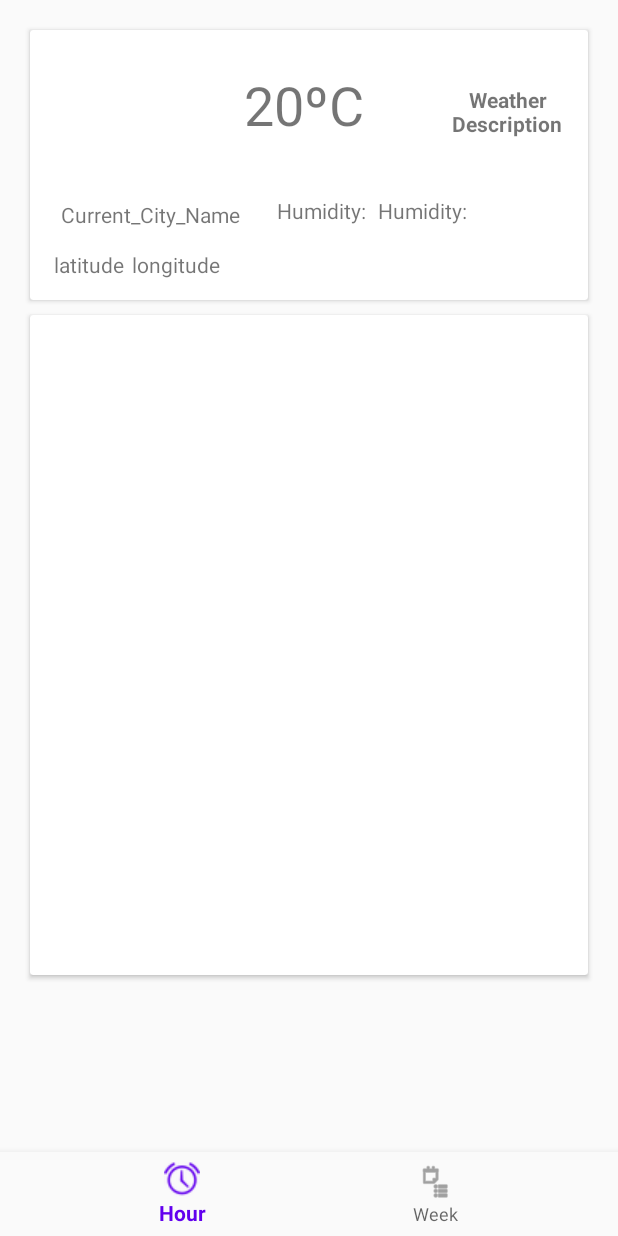
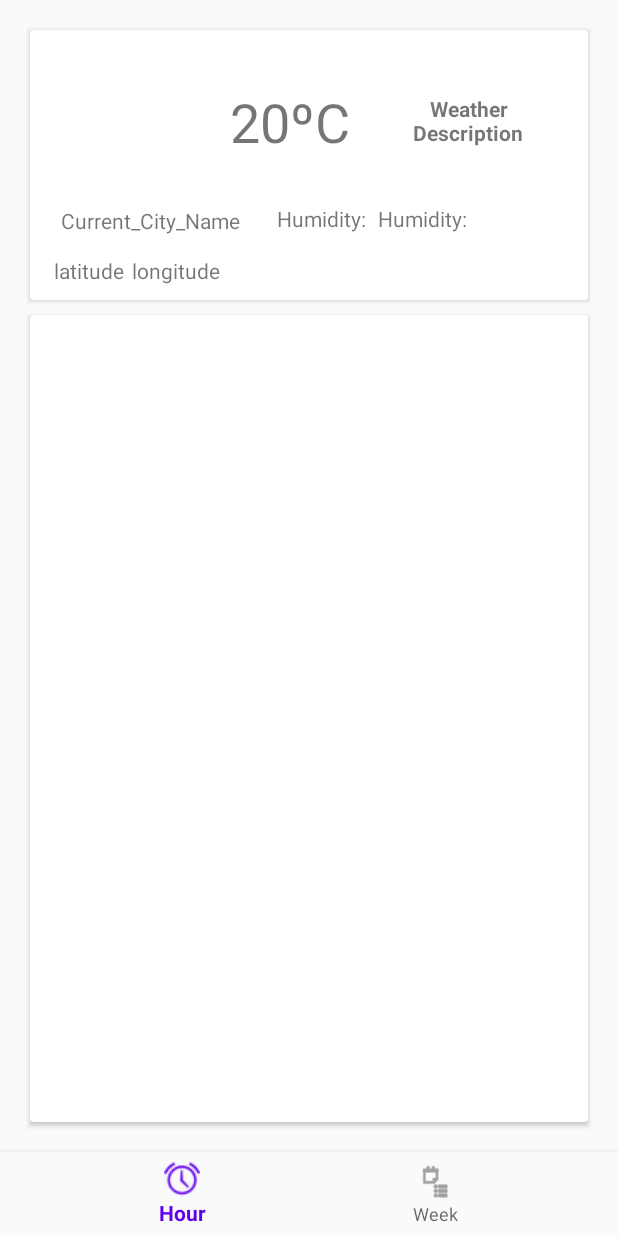
Before and after one commit to MarcSerraG/MobileAPPWeather, an Android app: the CityWeatherHourFragment screen opened directly, with no data from a screen before it, on a phone screen of 412 x 824 dp. Run offline under Robolectric (Android 15) with nearby library versions, the phone set to English and light mode, and no system bars; pictures from the network do not load; 12 statements that could not run were skipped.

Commit message:
Fixed some UI stuff

```diff
--- a/app/src/main/res/layout/city_weather_hour_fragment.xml
+++ b/app/src/main/res/layout/city_weather_hour_fragment.xml
@@ -30,11 +30,12 @@
                 android:id="@+id/im_current_weather"
                 android:layout_width="102dp"
                 android:layout_height="99dp"
-                android:layout_marginStart="16dp"
                 app:layout_constraintBottom_toBottomOf="parent"
+                app:layout_constraintEnd_toEndOf="parent"
+                app:layout_constraintHorizontal_bias="0.025"
                 app:layout_constraintStart_toStartOf="parent"
                 app:layout_constraintTop_toTopOf="parent"
-                app:layout_constraintVertical_bias="0.082"
+                app:layout_constraintVertical_bias="0.135"
                 tools:srcCompat="@tools:sample/avatars" />
 
             <TextView
@@ -42,14 +43,10 @@
                 android:layout_width="114dp"
                 android:layout_height="66dp"
                 android:layout_marginStart="8dp"
-                android:layout_marginTop="16dp"
-                android:layout_marginEnd="25dp"
-                android:layout_marginBottom="28dp"
+                android:layout_marginTop="28dp"
                 android:gravity="center"
                 android:text="@string/temperature_grade"
                 android:textSize="36sp"
-                app:layout_constraintBottom_toTopOf="@+id/tv_current_city"
-                app:layout_constraintEnd_toStartOf="@+id/tv_current_description"
                 app:layout_constraintStart_toEndOf="@+id/im_current_weather"
                 app:layout_constraintTop_toTopOf="parent" />
 
@@ -93,35 +90,37 @@
                 android:layout_width="63dp"
                 android:layout_height="24dp"
                 android:layout_marginStart="10dp"
-                android:layout_marginTop="28dp"
                 android:layout_marginEnd="9dp"
-                android:layout_marginBottom="46dp"
                 android:text="@string/humidity"
                 app:layout_constraintBottom_toBottomOf="parent"
                 app:layout_constraintEnd_toStartOf="@+id/tv_current_humidity"
                 app:layout_constraintStart_toEndOf="@+id/tv_current_city"
-                app:layout_constraintTop_toBottomOf="@+id/tv_current_temperature" />
+                app:layout_constraintTop_toTopOf="parent"
+                app:layout_constraintVertical_bias="0.743" />
 
             <TextView
                 android:id="@+id/tv_current_humidity"
                 android:layout_width="62dp"
                 android:layout_height="24dp"
                 android:layout_marginStart="4dp"
-                android:layout_marginTop="28dp"
+                android:layout_marginTop="116dp"
                 android:text="@string/humidity"
                 app:layout_constraintStart_toEndOf="@+id/tv_humidity"
-                app:layout_constraintTop_toBottomOf="@+id/tv_current_temperature" />
+                app:layout_constraintTop_toTopOf="parent" />
 
             <TextView
                 android:id="@+id/tv_current_description"
                 android:layout_width="107dp"
                 android:layout_height="53dp"
-                android:layout_marginTop="28dp"
+                android:layout_marginTop="34dp"
+                android:layout_marginEnd="4dp"
                 android:gravity="center"
                 android:text="@string/weather_description"
                 android:textSize="14sp"
                 android:textStyle="bold"
                 app:layout_constraintEnd_toEndOf="parent"
+                app:layout_constraintHorizontal_bias="0.266"
+                app:layout_constraintStart_toEndOf="@+id/tv_current_temperature"
                 app:layout_constraintTop_toTopOf="parent" />
 
         </androidx.constraintlayout.widget.ConstraintLayout>
@@ -131,7 +130,7 @@
     <androidx.cardview.widget.CardView
         android:id="@+id/city_hourly_list_weather"
         android:layout_width="match_parent"
-        android:layout_height="440dp"
+        android:layout_height="0dp"
         android:layout_margin="10dp"
         android:layout_marginTop="5dp"
         android:elevation="2dp"
```
Also changed, not shown: app/src/main/res/layout/city_weather_week_fragment.xml (+5 -14 lines), app/src/main/res/layout/item_city_weather_daily_list.xml (+5 -3 lines).
